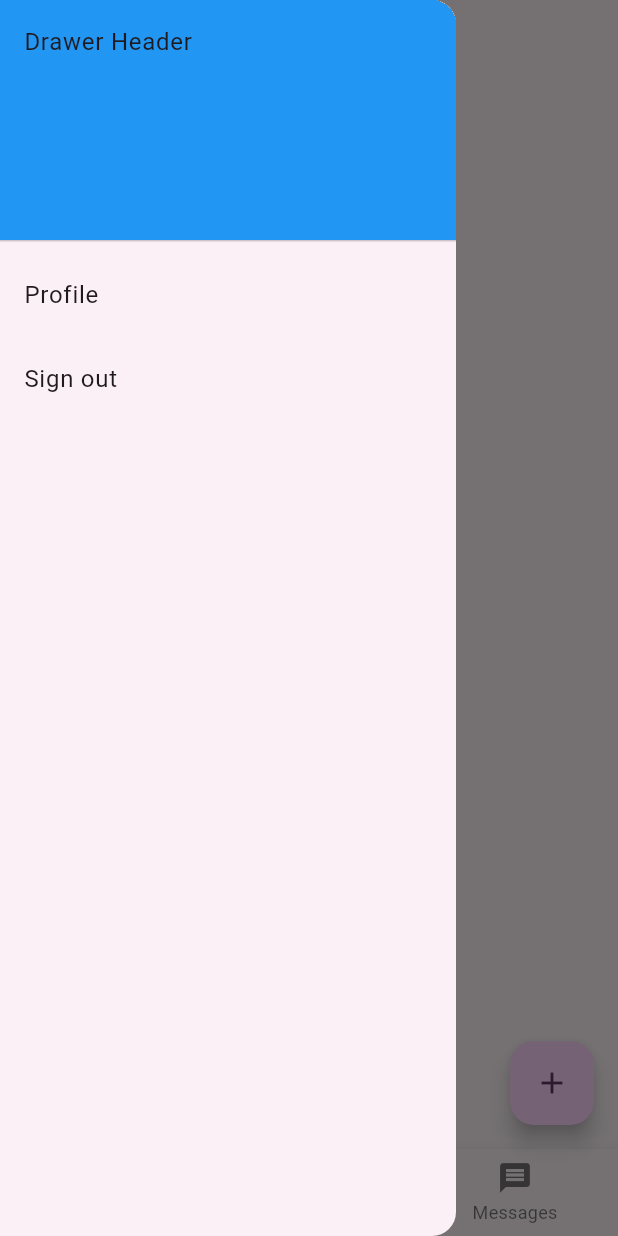
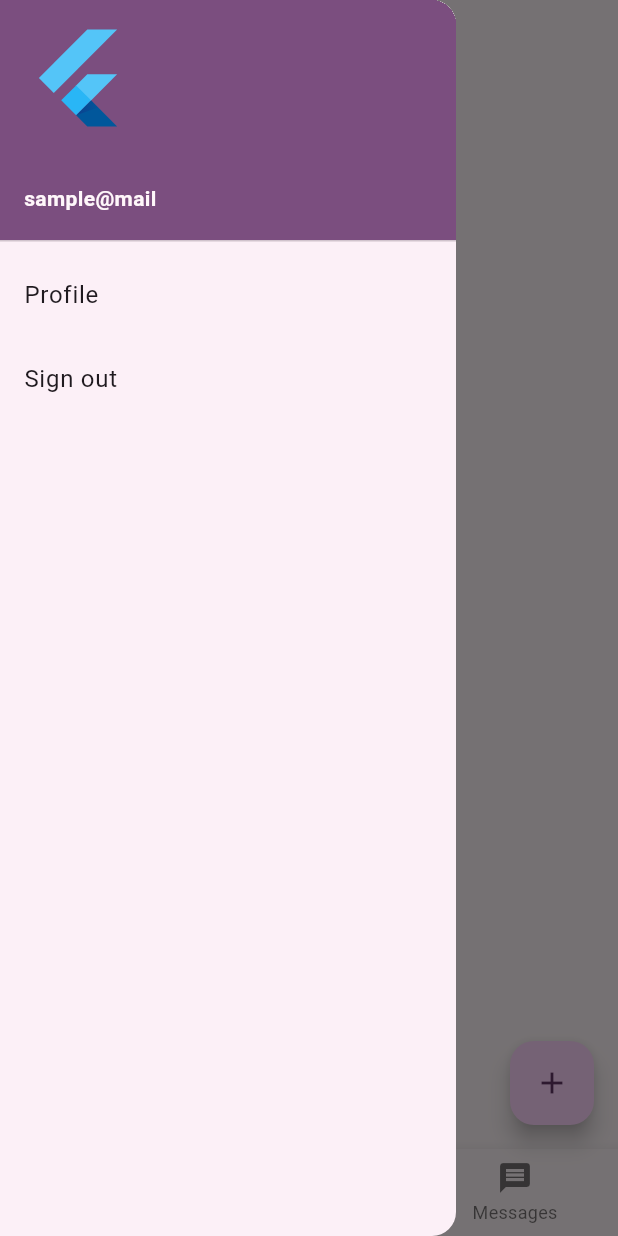
Before and after one commit to O-LEX/bulletinboard, a Flutter app: the screen it shows once a user with an empty profile is signed in, with the side drawer open, on a phone screen of 412 x 824 dp. Run offline on Flutter 3.47's test engine with Material 3 defaults, Android fonts, the light colour scheme and no system bars; our stand-ins replace cloud_firestore, firebase_auth, firebase_core; accounts and stored records are empty; network calls fail.

Commit message:
draweruserprofile

```diff
--- a/lib/main.dart
+++ b/lib/main.dart
@@ -145,19 +145,25 @@ class MainDrawer extends StatelessWidget {
 
   @override
   Widget build(BuildContext context) {
+    final uid = Provider.of<String>(context, listen: false);
     return Drawer(
-      // Add a ListView to the drawer. This ensures the user can scroll
-      // through the options in the drawer if there isn't enough vertical
-      // space to fit everything.
       child: ListView(
-        // Important: Remove any padding from the ListView.
         padding: EdgeInsets.zero,
         children: [
-          const DrawerHeader(
-            decoration: BoxDecoration(
-              color: Colors.blue,
+          UserAccountsDrawerHeader(
+            accountName: Text(
+             uid,
+              style: TextStyle(
+                fontWeight: FontWeight.bold,
+              ),
             ),
-            child: Text('Drawer Header'),
+            accountEmail: Text(
+              "sample@mail",
+              style: TextStyle(
+                fontWeight: FontWeight.bold,
+              ),
+            ),
+            currentAccountPicture: FlutterLogo(),
           ),
           ListTile(
             title: const Text('Profile'),
```
